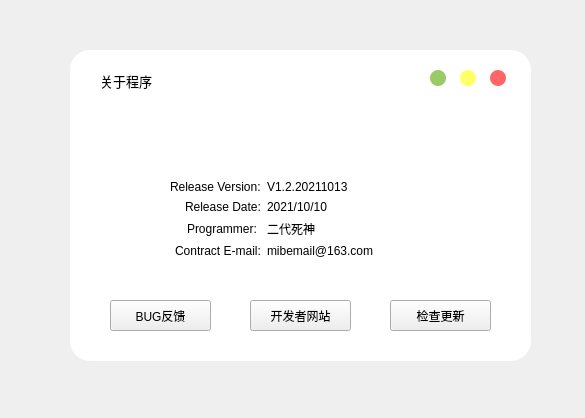
The window that bilidabout.ui (JimmyLiang-lzm/biliDownloader_GUI) describes before a commit, drawn with Qt 5.
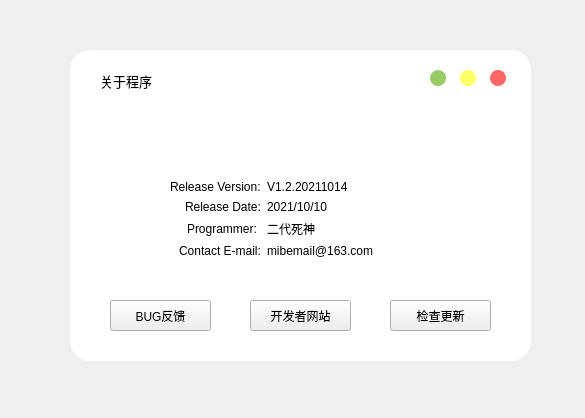
The same window after the commit. Icons and pictures are not drawn.

The edit to the form file:
```diff
--- a/bilidabout.ui
+++ b/bilidabout.ui
@@ -354,7 +354,7 @@
      <item row="0" column="1">
       <widget class="QLabel" name="lab_version">
        <property name="text">
-        <string>V1.2.20211013</string>
+        <string>V1.2.20211014</string>
        </property>
       </widget>
      </item>
@@ -375,7 +375,7 @@
      <item row="3" column="0">
       <widget class="QLabel" name="label_8">
        <property name="text">
-        <string>Contract E-mail:</string>
+        <string>Contact E-mail:</string>
        </property>
       </widget>
      </item>
```
